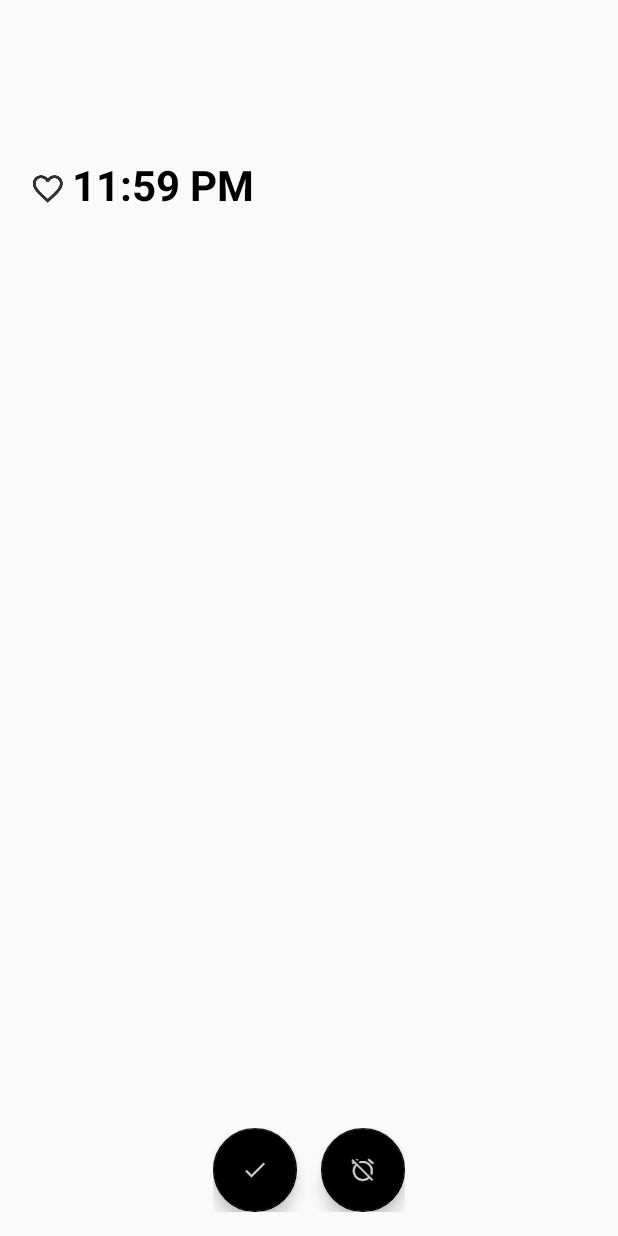
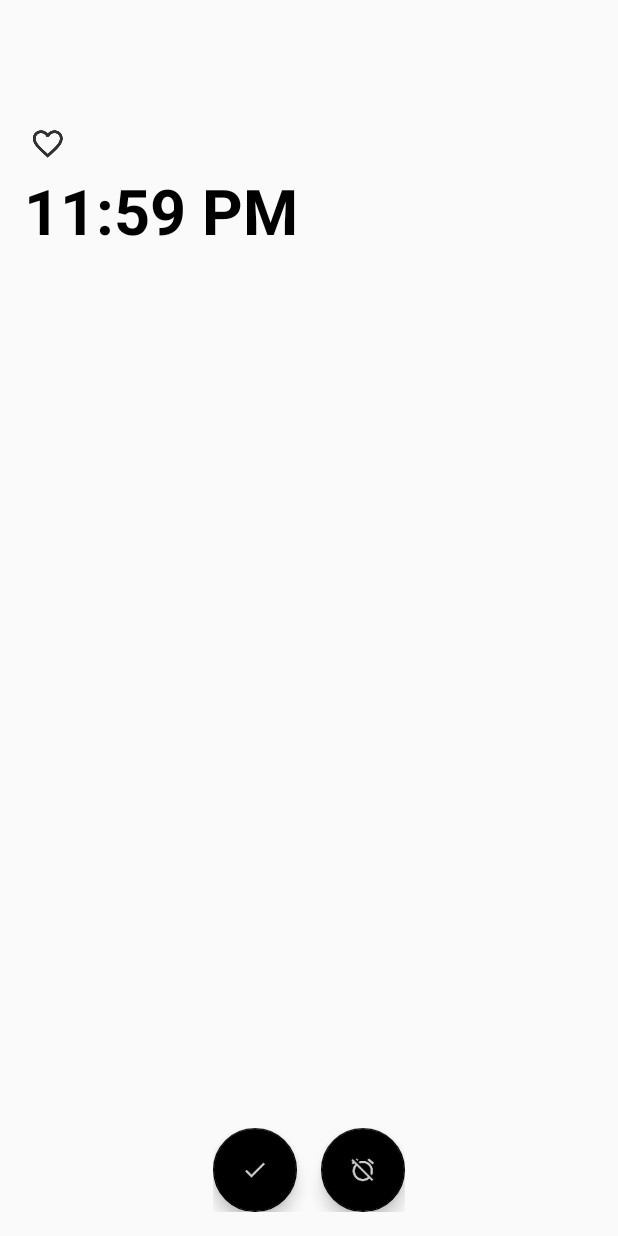
Before and after one commit to sazid/Listr, an Android app: the NotifyActivity screen opened directly, with no data from a screen before it, on a phone screen of 412 x 824 dp. Run offline under Robolectric (Android 15) with nearby library versions, the phone set to English and light mode, and no system bars.

Commit message:
Misc UI improvements

```diff
--- a/app/src/main/res/layout/activity_notify.xml
+++ b/app/src/main/res/layout/activity_notify.xml
@@ -31,21 +31,36 @@
     android:paddingTop="@dimen/activity_vertical_margin"
     tools:context="com.mohammedsazid.android.listr.NotifyActivity">
 
+
+    <CheckBox
+        android:id="@+id/checklist_item_priority"
+        android:layout_width="wrap_content"
+        android:layout_height="wrap_content"
+        android:layout_alignParentLeft="true"
+        android:layout_alignParentStart="true"
+        android:layout_marginTop="64dp"
+        android:background="@android:color/transparent"
+        android:button="@drawable/favourite_check"
+        android:clickable="false"
+        android:focusable="false"
+        android:focusableInTouchMode="false"
+        android:textOff=""
+        android:textOn="" />
+
     <TextView
         android:id="@+id/req_time"
         android:layout_width="match_parent"
         android:layout_height="wrap_content"
-        android:layout_alignParentTop="true"
-        android:layout_marginTop="88dp"
-        android:layout_toEndOf="@+id/checklist_item_priority"
-        android:layout_toRightOf="@+id/checklist_item_priority"
+        android:layout_alignParentLeft="true"
+        android:layout_alignParentStart="true"
+        android:layout_below="@+id/checklist_item_priority"
         android:ellipsize="end"
         android:gravity="center_vertical"
         android:maxLines="5"
         android:singleLine="false"
         android:text="00:00 AM"
         android:textColor="@android:color/black"
-        android:textSize="28sp"
+        android:textSize="42sp"
         android:textStyle="bold" />
 
     <TextView
@@ -92,19 +107,4 @@
 
     </LinearLayout>
 
-    <CheckBox
-        android:id="@+id/checklist_item_priority"
-        android:layout_width="wrap_content"
-        android:layout_height="wrap_content"
-        android:layout_above="@+id/req_content"
-        android:layout_alignParentLeft="true"
-        android:layout_alignParentStart="true"
-        android:background="@android:color/transparent"
-        android:button="@drawable/favourite_check"
-        android:clickable="false"
-        android:focusable="false"
-        android:focusableInTouchMode="false"
-        android:textOff=""
-        android:textOn="" />
-
 </RelativeLayout>
```
